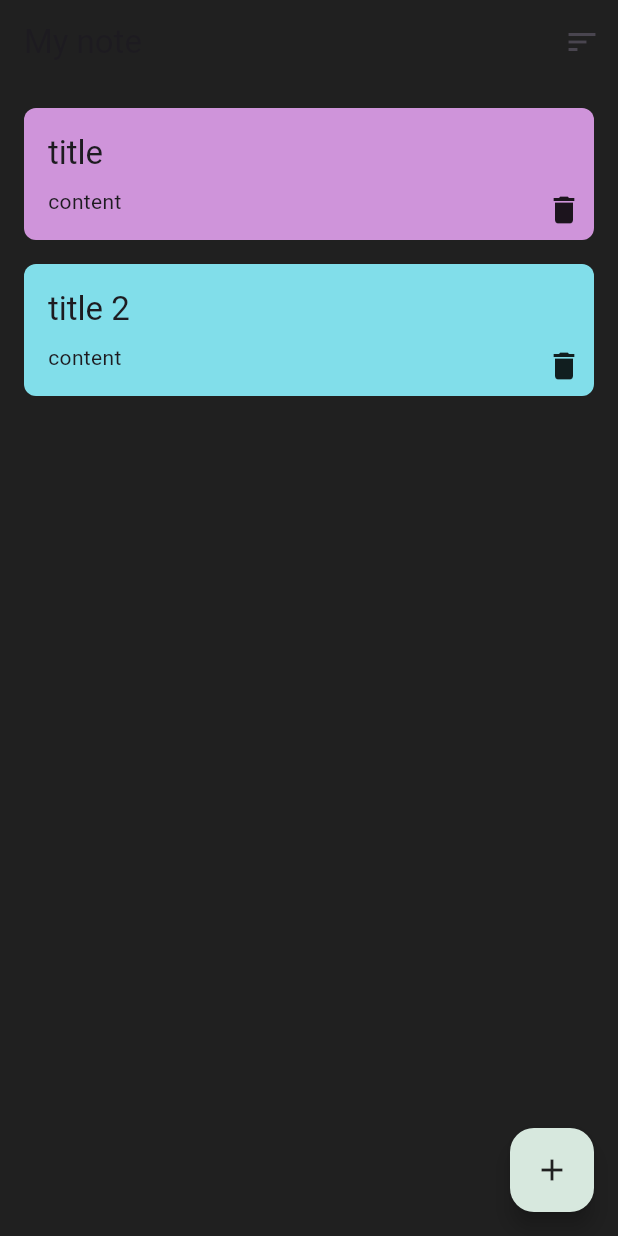
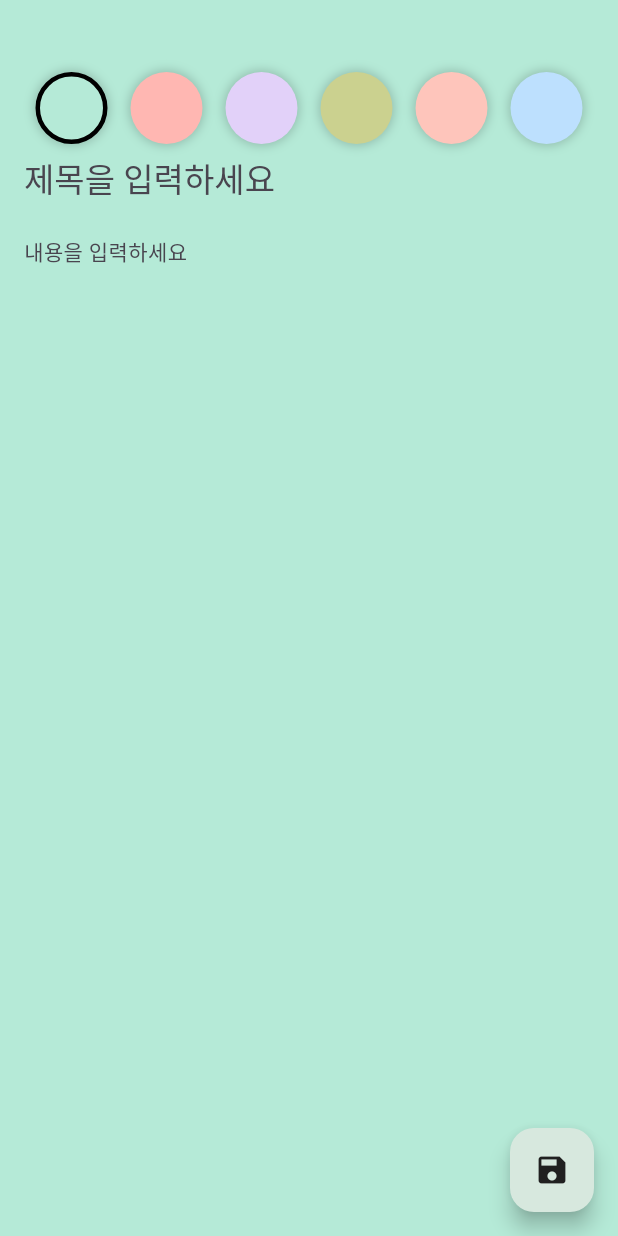
Before and after one commit to hyjoong/quillflow, a Flutter app: the screen it shows after launch, after a tap on the "add" icon, on a phone screen of 412 x 824 dp. Run offline on Flutter 3.47's test engine with Material 3 defaults, Android fonts, the phone set to English and light mode, and no system bars; our stand-ins replace freezed_annotation, sqflite; accounts and stored records are empty.

Commit message:
feat: 노트 생성페이지 ui 구현

```diff
--- /dev/null
+++ b/lib/screen/add_edit_note_screen.dart
@@ -0,0 +1,125 @@
+import 'package:flutter/material.dart';
+import 'package:quillflow/ui/colors.dart';
+
+class AddEditNoteScreen extends StatefulWidget {
+  const AddEditNoteScreen({super.key});
+
+  @override
+  State<AddEditNoteScreen> createState() => _AddEditNoteScreenState();
+}
+
+class _AddEditNoteScreenState extends State<AddEditNoteScreen> {
+  final _titleController = TextEditingController();
+  final _contentController = TextEditingController();
+
+  final List<Color> noteColors = [
+    mint,
+    peach,
+    lavender,
+    sage,
+    coral,
+    powder,
+  ];
+
+  Color _color = mint;
+
+  @override
+  void dispose() {
+    _titleController.dispose();
+    _contentController.dispose();
+    super.dispose();
+  }
+
+  @override
+  Widget build(BuildContext context) {
+    return Scaffold(
+      floatingActionButton: FloatingActionButton(
+        onPressed: () {},
+        child: const Icon(Icons.save),
+      ),
+      body: AnimatedContainer(
+        padding: const EdgeInsets.only(
+          left: 16,
+          right: 16,
+          bottom: 16,
+          top: 48,
+        ),
+        color: _color,
+        duration: const Duration(milliseconds: 500),
+        child: Column(
+          children: [
+            Row(
+              mainAxisAlignment: MainAxisAlignment.spaceAround,
+              children: noteColors
+                  .map(
+                    (color) => InkWell(
+                      onTap: () {
+                        setState(() {
+                          _color = color;
+                        });
+                      },
+                      child: _buildBackgroundColor(
+                        color: color,
+                        selected: color == _color,
+                      ),
+                    ),
+                  )
+                  .toList(),
+            ),
+            TextField(
+              controller: _titleController,
+              maxLines: 1,
+              style: Theme.of(context)
+                  .textTheme
+                  .titleLarge!
+                  .copyWith(color: darkGray),
+              decoration: const InputDecoration(
+                hintText: '제목을 입력하세요',
+                border: InputBorder.none,
+              ),
+            ),
+            TextField(
+              controller: _contentController,
+              maxLines: null,
+              style: Theme.of(context)
+                  .textTheme
+                  .bodyMedium!
+                  .copyWith(color: darkGray),
+              decoration: const InputDecoration(
+                hintText: '내용을 입력하세요',
+                border: InputBorder.none,
+              ),
+            ),
+          ],
+        ),
+      ),
+    );
+  }
+
+  Widget _buildBackgroundColor({
+    required Color color,
+    required bool selected,
+  }) {
+    return Container(
+      width: 48,
+      height: 48,
+      decoration: BoxDecoration(
+        color: color,
+        shape: BoxShape.circle,
+        boxShadow: [
+          BoxShadow(
+            color: Colors.black.withOpacity(0.2),
+            blurRadius: 5.0,
+            spreadRadius: 1.0,
+          ),
+        ],
+        border: selected
+            ? Border.all(
+                color: Colors.black,
+                width: 3.0,
+              )
+            : null,
+      ),
+    );
+  }
+}
--- a/lib/screen/notes_screen.dart
+++ b/lib/screen/notes_screen.dart
@@ -1,5 +1,6 @@
 import 'package:flutter/material.dart';
 import 'package:quillflow/domain/model/note.dart';
+import 'package:quillflow/screen/add_edit_note_screen.dart';
 import 'package:quillflow/presentation/notes/components/note_item.dart';
 import 'package:quillflow/ui/colors.dart';
 
@@ -19,7 +20,14 @@ class NotesScreen extends StatelessWidget {
         ],
       ),
       floatingActionButton: FloatingActionButton(
-        onPressed: () {},
+        onPressed: () {
+          Navigator.push(
+            context,
+            MaterialPageRoute(
+              builder: (context) => const AddEditNoteScreen(),
+            ),
+          );
+        },
         child: const Icon(Icons.add),
       ),
       body: Padding(
@@ -30,7 +38,7 @@ class NotesScreen extends StatelessWidget {
               note: Note(
                 title: 'title',
                 content: 'content',
-                color: wisteria.value,
+                color: mint.value,
                 timestamp: 1,
               ),
             ),
@@ -38,7 +46,7 @@ class NotesScreen extends StatelessWidget {
               note: Note(
                 title: 'title 2',
                 content: 'content',
-                color: skyBlue.value,
+                color: mint.value,
                 timestamp: 2,
               ),
             )
--- a/lib/ui/colors.dart
+++ b/lib/ui/colors.dart
@@ -1,10 +1,11 @@
 import 'dart:ui';
 
-const roseBud = Color(0xFFFFAB91);
-const primrose = Color(0xFFE7ED9B);
-const wisteria = Color(0xFFCF94DA);
-const skyBlue = Color(0xFF81DEEA);
-const illusion = Color(0xFFF48FB1);
+const mint = Color(0xFFB5EAD7);
+const peach = Color(0xFFFFB7B2);
+const lavender = Color(0xFFE2D1F9);
+const sage = Color(0xFFCBD18F);
+const coral = Color(0xFFFEC5BB);
+const powder = Color(0xFFBDE0FE);
 
 const darkGray = Color(0xFF202020);
 const lightBlue = Color(0xFFD7E8DE);
```
